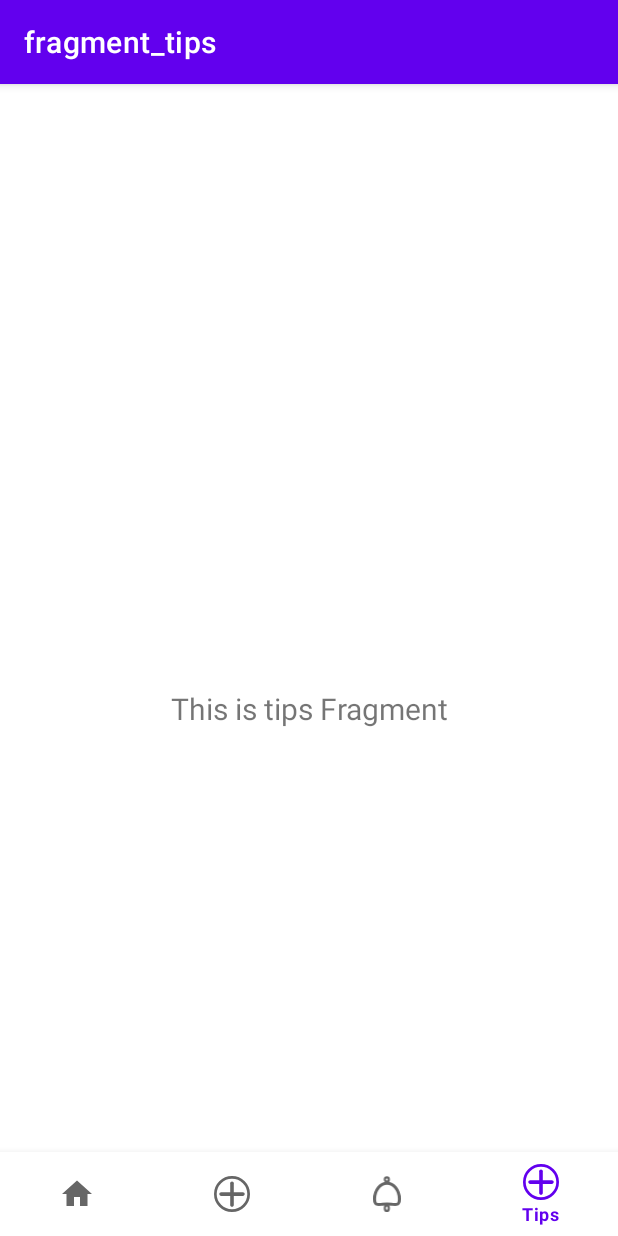
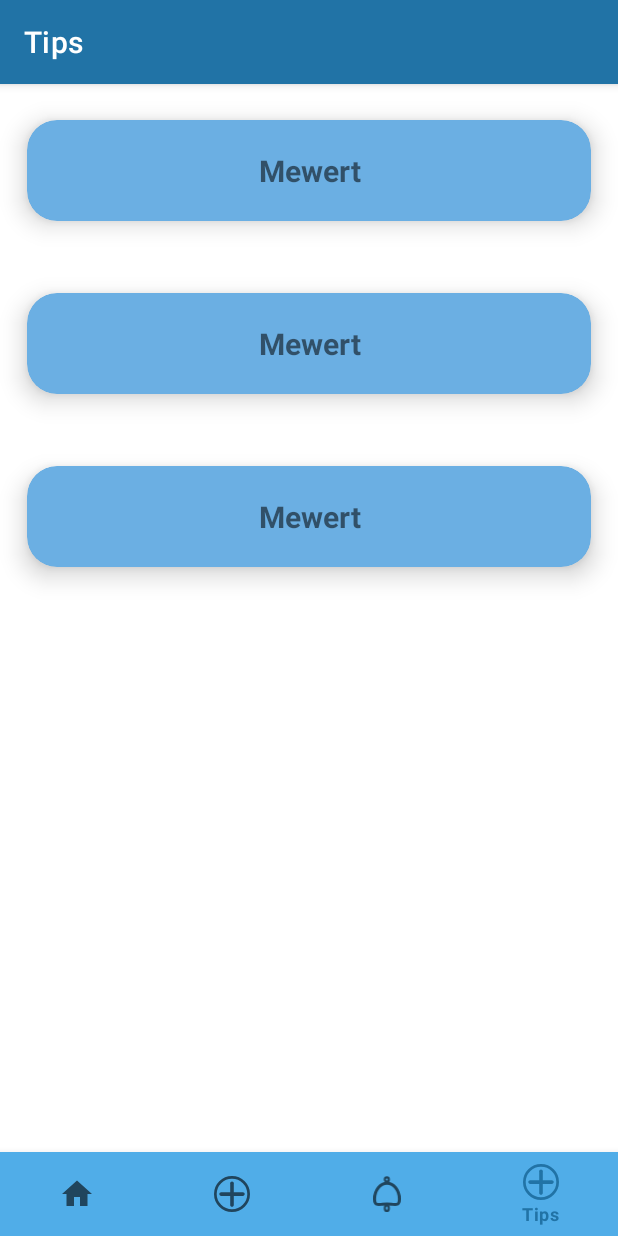
Before and after one commit to DavidCarvalhido/mewert-app-android-studio-kotlin, an Android app: the TipsFragment screen opened through its navigation route, on a phone screen of 412 x 824 dp. Run offline under Robolectric (Android 15) with nearby library versions, the phone set to English and light mode, and no system bars; our stand-ins replace navigation-ui.

Commit message:
updated kotlin and other dependencies versions

```diff
--- a/app/src/main/AndroidManifest.xml
+++ b/app/src/main/AndroidManifest.xml
@@ -9,6 +9,11 @@
         android:roundIcon="@mipmap/ic_launcher_round"
         android:supportsRtl="true"
         android:theme="@style/Theme.Mewert">
+        <!--<activity
+            android:name=".AccessPinActivity"
+            android:exported="true"
+            android:theme="@style/Theme.AppCompat.Light.NoActionBar">
+        </activity>-->
         <activity
             android:name=".AccessPinActivity"
             android:exported="true" />
--- a/app/src/main/java/com/daviddev/mewert/ui/tips/TipsFragment.kt
+++ b/app/src/main/java/com/daviddev/mewert/ui/tips/TipsFragment.kt
@@ -31,10 +31,10 @@ class TipsFragment : Fragment() {
         _binding = FragmentTipsBinding.inflate(inflater, container, false)
         val root: View = binding.root
 
-        val textView: TextView = binding.textTips
+        /*val textView: TextView = binding.textTips
         tipsViewModel.text.observe(viewLifecycleOwner, Observer {
             textView.text = it
-        })
+        })*/
         return root
     }
 
@@ -42,5 +42,4 @@ class TipsFragment : Fragment() {
         super.onDestroyView()
         _binding = null
     }
-
 }
--- a/app/src/main/java/com/daviddev/mewert/ui/tips/TipsViewModel.kt
+++ b/app/src/main/java/com/daviddev/mewert/ui/tips/TipsViewModel.kt
@@ -6,8 +6,8 @@ import androidx.lifecycle.ViewModel
 
 class TipsViewModel : ViewModel() {
 
-    private val _text = MutableLiveData<String>().apply {
+    /*private val _text = MutableLiveData<String>().apply {
         value = "This is tips Fragment"
     }
-    val text: LiveData<String> = _text
+    val text: LiveData<String> = _text*/
 }
--- a/app/src/main/res/layout/activity_access_pin.xml
+++ b/app/src/main/res/layout/activity_access_pin.xml
@@ -1,5 +1,6 @@
 <?xml version="1.0" encoding="utf-8"?>
-<androidx.constraintlayout.widget.ConstraintLayout xmlns:android="http://schemas.android.com/apk/res/android"
+<androidx.constraintlayout.widget.ConstraintLayout
+    xmlns:android="http://schemas.android.com/apk/res/android"
     xmlns:app="http://schemas.android.com/apk/res-auto"
     xmlns:tools="http://schemas.android.com/tools"
     android:layout_width="match_parent"
@@ -19,8 +20,10 @@
         app:layout_constraintStart_toStartOf="parent"
         app:layout_constraintTop_toTopOf="parent" />
 
+    <!-- Faltam aqui os 4 pontos de indicação -->
+
     <TableLayout
-        android:layout_width="398dp"
+        android:layout_width="match_parent"
         android:layout_height="371dp"
         app:layout_constraintBottom_toBottomOf="parent"
         app:layout_constraintEnd_toEndOf="parent"
@@ -48,8 +51,8 @@
 
             <Button
                 android:id="@+id/btn3"
-                android:layout_width="wrap_content"
-                android:layout_height="wrap_content"
+                android:layout_width="match_parent"
+                android:layout_height="match_parent"
                 android:background="@drawable/pin_button_style"
                 android:text="3" />
         </TableRow>
@@ -119,6 +122,13 @@
                 android:layout_height="wrap_content"
                 android:background="@drawable/pin_button_style"
                 android:text="0" />
+
+            <Button
+                android:id="@+id/btn"
+                android:layout_width="wrap_content"
+                android:layout_height="wrap_content"
+                android:background="@drawable/pin_button_style"
+                android:text="0" />
         </TableRow>
     </TableLayout>
 
--- a/app/src/main/res/layout/activity_main.xml
+++ b/app/src/main/res/layout/activity_main.xml
@@ -3,8 +3,8 @@
     xmlns:app="http://schemas.android.com/apk/res-auto"
     android:id="@+id/container"
     android:layout_width="match_parent"
-    android:layout_height="match_parent"
-    android:paddingTop="?attr/actionBarSize">
+    android:layout_height="match_parent">
+    <!--android:paddingTop="?attr/actionBarSize"-->
 
     <com.google.android.material.bottomnavigation.BottomNavigationView
         android:id="@+id/nav_view"
@@ -12,7 +12,7 @@
         android:layout_height="wrap_content"
         android:layout_marginStart="0dp"
         android:layout_marginEnd="0dp"
-        android:background="?android:attr/windowBackground"
+        android:background="@color/blue_ocean"
         app:layout_constraintBottom_toBottomOf="parent"
         app:layout_constraintLeft_toLeftOf="parent"
         app:layout_constraintRight_toRightOf="parent"
@@ -22,12 +22,15 @@
         android:id="@+id/nav_host_fragment_activity_main"
         android:name="androidx.navigation.fragment.NavHostFragment"
         android:layout_width="match_parent"
-        android:layout_height="match_parent"
+        android:layout_height="0dp"
         app:defaultNavHost="true"
-        app:layout_constraintBottom_toTopOf="@id/nav_view"
+        app:layout_constraintBottom_toTopOf="@+id/nav_view"
+        app:layout_constraintHorizontal_bias="0.0"
         app:layout_constraintLeft_toLeftOf="parent"
         app:layout_constraintRight_toRightOf="parent"
         app:layout_constraintTop_toTopOf="parent"
         app:navGraph="@navigation/mobile_navigation" />
 
 </androidx.constraintlayout.widget.ConstraintLayout>
+
+<!--app:layout_constraintBottom_toTopOf="@id/nav_view"-->
--- a/app/src/main/res/layout/fragment_home.xml
+++ b/app/src/main/res/layout/fragment_home.xml
@@ -19,4 +19,5 @@
         app:layout_constraintEnd_toEndOf="parent"
         app:layout_constraintStart_toStartOf="parent"
         app:layout_constraintTop_toTopOf="parent" />
+
 </androidx.constraintlayout.widget.ConstraintLayout>
--- a/app/src/main/res/layout/fragment_tips.xml
+++ b/app/src/main/res/layout/fragment_tips.xml
@@ -6,18 +6,81 @@
     android:layout_height="match_parent"
     tools:context=".ui.tips.TipsFragment">
 
-    <TextView
-        android:id="@+id/text_tips"
+    <ScrollView
         android:layout_width="match_parent"
-        android:layout_height="wrap_content"
-        android:layout_marginStart="8dp"
-        android:layout_marginTop="8dp"
-        android:layout_marginEnd="8dp"
-        android:textAlignment="center"
-        android:textSize="20sp"
-        app:layout_constraintBottom_toBottomOf="parent"
-        app:layout_constraintEnd_toEndOf="parent"
-        app:layout_constraintStart_toStartOf="parent"
-        app:layout_constraintTop_toTopOf="parent" />
+        android:layout_height="match_parent">
+
+        <LinearLayout
+            android:layout_width="match_parent"
+            android:layout_height="wrap_content"
+            android:orientation="vertical">
+
+            <androidx.cardview.widget.CardView
+                android:layout_width="match_parent"
+                android:layout_height="match_parent"
+                app:cardBackgroundColor="#6BAFE3"
+                app:cardCornerRadius="20dp"
+                app:cardElevation="10dp"
+                app:cardMaxElevation="12dp"
+                app:cardPreventCornerOverlap="true"
+                app:cardUseCompatPadding="true">
+
+                <TextView
+                    android:id="@+id/textView2"
+                    android:layout_width="match_parent"
+                    android:layout_height="wrap_content"
+                    android:layout_marginTop="20dp"
+                    android:layout_marginBottom="20dp"
+                    android:gravity="bottom|center_horizontal"
+                    android:text="@string/app_name"
+                    android:textSize="20sp"
+                    android:textStyle="bold" />
+            </androidx.cardview.widget.CardView>
+
+            <androidx.cardview.widget.CardView
+                android:layout_width="match_parent"
+                android:layout_height="wrap_content"
+                app:cardBackgroundColor="#6BAFE3"
+                app:cardCornerRadius="20dp"
+                app:cardElevation="10dp"
+                app:cardMaxElevation="12dp"
+                app:cardPreventCornerOverlap="true"
+                app:cardUseCompatPadding="true">
+
+                <TextView
+                    android:id="@+id/textView4"
+                    android:layout_width="match_parent"
+                    android:layout_height="wrap_content"
+                    android:layout_marginTop="20dp"
+                    android:layout_marginBottom="20dp"
+                    android:gravity="bottom|center_horizontal"
+                    android:text="@string/app_name"
+                    android:textSize="20sp"
+                    android:textStyle="bold" />
+            </androidx.cardview.widget.CardView>
+
+            <androidx.cardview.widget.CardView
+                android:layout_width="match_parent"
+                android:layout_height="wrap_content"
+                app:cardBackgroundColor="#6BAFE3"
+                app:cardCornerRadius="20dp"
+                app:cardElevation="10dp"
+                app:cardMaxElevation="12dp"
+                app:cardPreventCornerOverlap="true"
+                app:cardUseCompatPadding="true">
+
+                <TextView
+                    android:id="@+id/textView3"
+                    android:layout_width="match_parent"
+                    android:layout_height="wrap_content"
+                    android:layout_marginTop="20dp"
+                    android:layout_marginBottom="20dp"
+                    android:gravity="bottom|center_horizontal"
+                    android:text="@string/app_name"
+                    android:textSize="20sp"
+                    android:textStyle="bold" />
+            </androidx.cardview.widget.CardView>
+        </LinearLayout>
+    </ScrollView>
 
 </androidx.constraintlayout.widget.ConstraintLayout>
--- a/app/src/main/res/navigation/mobile_navigation.xml
+++ b/app/src/main/res/navigation/mobile_navigation.xml
@@ -26,7 +26,7 @@
     <fragment
         android:id="@+id/navigation_tips"
         android:name="com.daviddev.mewert.ui.tips.TipsFragment"
-        android:label="fragment_tips"
+        android:label="@string/title_tips"
         tools:layout="@layout/fragment_tips" />
 
     <activity
--- a/app/src/main/res/values-night/themes.xml
+++ b/app/src/main/res/values-night/themes.xml
@@ -2,15 +2,17 @@
     <!-- Base application theme. -->
     <style name="Theme.Mewert" parent="Theme.MaterialComponents.DayNight.DarkActionBar">
         <!-- Primary brand color. -->
-        <item name="colorPrimary">@color/purple_200</item>
-        <item name="colorPrimaryVariant">@color/purple_700</item>
-        <item name="colorOnPrimary">@color/black</item>
+        <item name="colorPrimary">@color/blue_ocean</item>
+        <item name="colorPrimaryVariant">@color/blue_ocean_dark</item>
+        <item name="colorOnPrimary">@color/grey_dark</item>
         <!-- Secondary brand color. -->
-        <item name="colorSecondary">@color/teal_200</item>
-        <item name="colorSecondaryVariant">@color/teal_200</item>
-        <item name="colorOnSecondary">@color/black</item>
+        <item name="colorSecondary">@color/brownish_light</item>
+        <item name="colorSecondaryVariant">@color/brownish_light</item>
+        <item name="colorOnSecondary">@color/grey_dark</item>
         <!-- Status bar color. -->
         <item name="android:statusBarColor" tools:targetApi="l">?attr/colorPrimaryVariant</item>
         <!-- Customize your theme here. -->
     </style>
 </resources>
+
+<!--não sei porque o night mode agora não funciona...se funcionava antes-->
--- a/app/src/main/res/values/colors.xml
+++ b/app/src/main/res/values/colors.xml
@@ -1,10 +1,10 @@
 <?xml version="1.0" encoding="utf-8"?>
 <resources>
-    <color name="purple_200">#FFBB86FC</color>
-    <color name="purple_500">#FF6200EE</color>
-    <color name="purple_700">#FF3700B3</color>
-    <color name="teal_200">#FF03DAC5</color>
-    <color name="teal_700">#FF018786</color>
-    <color name="black">#FF000000</color>
-    <color name="white">#FFFFFFFF</color>
+    <color name="blue_ocean">#50ADE8</color>
+    <color name="blue_ocean_light">#2173A6</color>
+    <color name="blue_ocean_dark">#FF13415E</color>
+    <color name="brownish_light">#E8D4C4</color>
+    <color name="brown_dark">#FFA99688</color>
+    <color name="grey_light">#FFCECED7</color>
+    <color name="grey_dark">#FF2A2522</color>
 </resources>
--- a/app/src/main/res/values/themes.xml
+++ b/app/src/main/res/values/themes.xml
@@ -2,15 +2,17 @@
     <!-- Base application theme. -->
     <style name="Theme.Mewert" parent="Theme.MaterialComponents.DayNight.DarkActionBar">
         <!-- Primary brand color. -->
-        <item name="colorPrimary">@color/purple_500</item>
-        <item name="colorPrimaryVariant">@color/purple_700</item>
-        <item name="colorOnPrimary">@color/white</item>
+        <item name="colorPrimary">@color/blue_ocean_light</item>
+        <item name="colorPrimaryVariant">@color/blue_ocean_dark</item>
+        <item name="colorOnPrimary">@color/grey_light</item>
         <!-- Secondary brand color. -->
-        <item name="colorSecondary">@color/teal_200</item>
-        <item name="colorSecondaryVariant">@color/teal_700</item>
-        <item name="colorOnSecondary">@color/black</item>
+        <item name="colorSecondary">@color/brownish_light</item>
+        <item name="colorSecondaryVariant">@color/brown_dark</item>
+        <item name="colorOnSecondary">@color/grey_dark</item>
         <!-- Status bar color. -->
         <item name="android:statusBarColor" tools:targetApi="l">?attr/colorPrimaryVariant</item>
         <!-- Customize your theme here. -->
+        <!--<item name="windowActionBar">false</item>
+        <item name="windowNoTitle">true</item>-->
     </style>
 </resources>
--- a/build.gradle
+++ b/build.gradle
@@ -5,8 +5,8 @@ buildscript {
         mavenCentral()
     }
     dependencies {
-        classpath "com.android.tools.build:gradle:7.0.0"
-        classpath "org.jetbrains.kotlin:kotlin-gradle-plugin:1.5.21"
+        classpath "com.android.tools.build:gradle:7.2.1"
+        classpath "org.jetbrains.kotlin:kotlin-gradle-plugin:1.7.0"
 
         // NOTE: Do not place your application dependencies here; they belong
         // in the individual module build.gradle files
--- a/gradle.properties
+++ b/gradle.properties
@@ -19,3 +19,5 @@ android.useAndroidX=true
 android.enableJetifier=true
 # Kotlin code style for this project: "official" or "obsolete":
 kotlin.code.style=official
+# Added by me
+org.gradle.warning.mode=all
--- a/settings.gradle
+++ b/settings.gradle
@@ -3,7 +3,6 @@ dependencyResolutionManagement {
     repositories {
         google()
         mavenCentral()
-        jcenter() // Warning: this repository is going to shut down soon
     }
 }
 rootProject.name = "Mewert"
```
Also changed, not shown: app/build.gradle (+11 -11 lines), gradle/wrapper/gradle-wrapper.properties, 4 other files.
